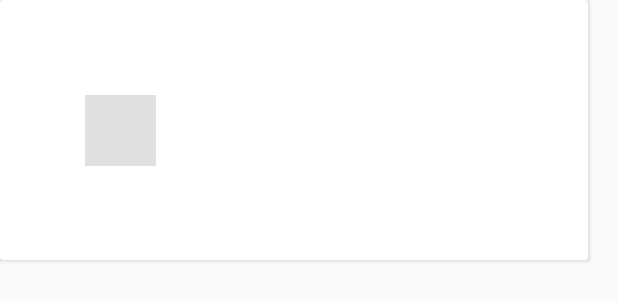
After one commit to sharif-dev/HW1_Weather, an Android app: the layout day_card.xml on its own in the app's theme, with its tools: preview values and no code run, on a phone screen of 412 x 824 dp. The commit adds this screen. Shown: the top 301 px of the screen. Run offline under Robolectric (Android 15) with nearby library versions, the phone set to English and light mode, and no system bars.

Commit message:
add forcast page fragment add card view of day weather

```diff
--- a/app/build.gradle
+++ b/app/build.gradle
@@ -28,7 +28,10 @@ dependencies {
 
     implementation 'androidx.appcompat:appcompat:1.1.0'
     implementation 'androidx.constraintlayout:constraintlayout:1.1.3'
+    implementation 'androidx.legacy:legacy-support-v4:1.0.0'
     testImplementation 'junit:junit:4.12'
     androidTestImplementation 'androidx.test.ext:junit:1.1.1'
     androidTestImplementation 'androidx.test.espresso:espresso-core:3.2.0'
+    implementation 'androidx.recyclerview:recyclerview:1.1.0'
+    implementation 'androidx.cardview:cardview:1.0.0'
 }
--- /dev/null
+++ b/app/src/main/java/com/example/weather4cast/data/Day.java
@@ -0,0 +1,4 @@
+package com.example.weather4cast.data;
+
+public class Day {
+}
--- /dev/null
+++ b/app/src/main/res/layout/day_card.xml
@@ -0,0 +1,44 @@
+<?xml version="1.0" encoding="utf-8"?>
+<androidx.cardview.widget.CardView xmlns:android="http://schemas.android.com/apk/res/android"
+    xmlns:app="http://schemas.android.com/apk/res-auto"
+    xmlns:tools="http://schemas.android.com/tools"
+    android:layout_width="wrap_content" android:layout_height="wrap_content">
+
+    <androidx.constraintlayout.widget.ConstraintLayout
+        android:layout_width="392dp"
+        android:layout_height="173dp">
+
+        <ImageView
+            android:id="@+id/imageView"
+            android:layout_width="51dp"
+            android:layout_height="47dp"
+            android:contentDescription="@string/day_card_icon"
+            app:layout_constraintBottom_toBottomOf="parent"
+            app:layout_constraintEnd_toEndOf="parent"
+            app:layout_constraintHorizontal_bias="0.161"
+            app:layout_constraintStart_toStartOf="parent"
+            app:layout_constraintTop_toTopOf="parent"
+            app:srcCompat="?attr/actionBarDivider" />
+
+        <TextView
+            android:id="@+id/textView"
+            android:layout_width="wrap_content"
+            android:layout_height="wrap_content"
+            app:layout_constraintBottom_toBottomOf="parent"
+            app:layout_constraintEnd_toEndOf="parent"
+            app:layout_constraintHorizontal_bias="0.521"
+            app:layout_constraintStart_toEndOf="@+id/imageView"
+            app:layout_constraintTop_toTopOf="parent" />
+
+        <TextView
+            android:id="@+id/textView2"
+            android:layout_width="wrap_content"
+            android:layout_height="wrap_content"
+            app:layout_constraintBottom_toBottomOf="parent"
+            app:layout_constraintEnd_toEndOf="parent"
+            app:layout_constraintStart_toStartOf="parent"
+            app:layout_constraintTop_toTopOf="parent"
+            app:layout_constraintVertical_bias="0.138" />
+    </androidx.constraintlayout.widget.ConstraintLayout>
+
+</androidx.cardview.widget.CardView>
--- a/app/src/main/res/values/strings.xml
+++ b/app/src/main/res/values/strings.xml
@@ -1,4 +1,8 @@
 <resources>
     <string name="app_name">Weather4Cast</string>
     <string name="region_edit_text_hint">Region</string>
+
+    <!-- TODO: Remove or change this placeholder text -->
+    <string name="hello_blank_fragment">Hello blank fragment</string>
+    <string name="day_card_icon">weather_icon</string>
 </resources>
```
Also changed, not shown: app/src/main/java/com/example/weather4cast/ForcastDisplay.java (added, +49 -0 lines), app/src/main/java/com/example/weather4cast/adapters/DaysRecyclerViewAdapter.java (added, +38 -0 lines), app/src/main/res/layout/fragment_forcast_display.xml (added, +11 -0 lines).
